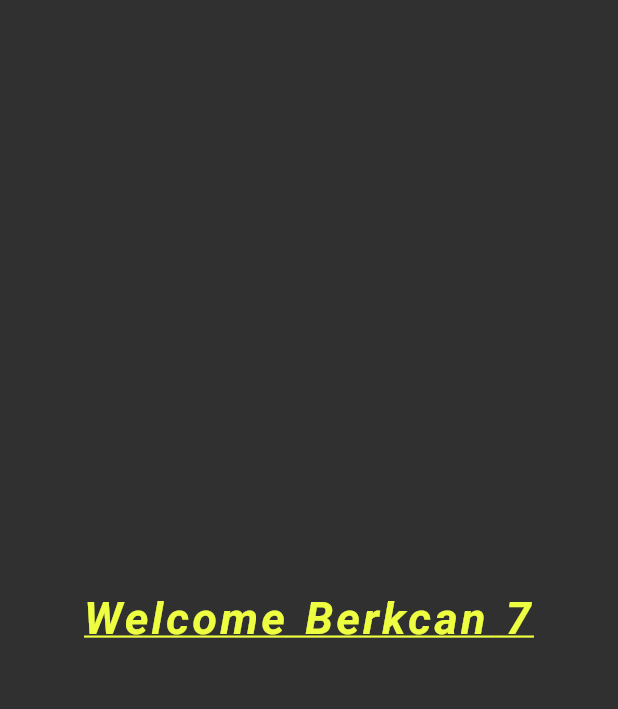
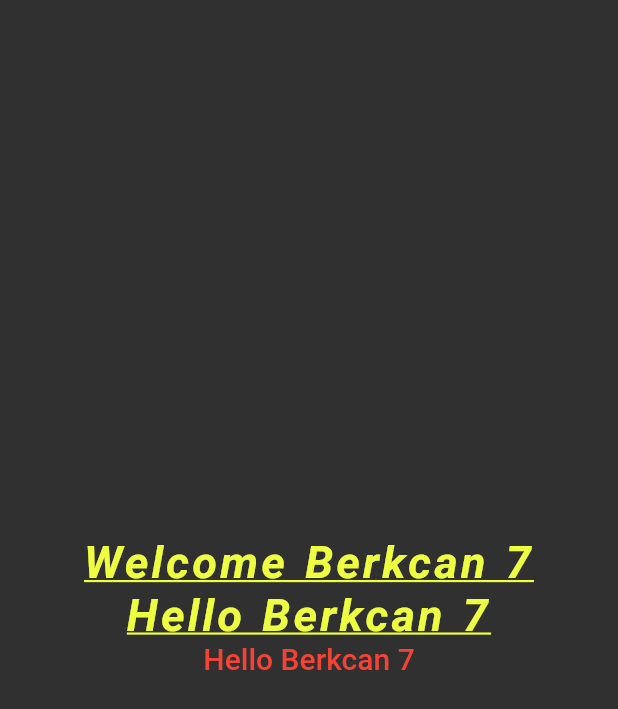
Before and after one commit to berkcangumusisik/100daysOfFlutter, a Flutter app: the TextLearnView screen opened directly, on a phone screen of 412 x 824 dp. Shown: the top 709 px of the screen. Run offline on Flutter 3.47's test engine with Material 2 defaults, Android fonts, the light colour scheme and no system bars.

Commit message:
18.Gün Çalışmaları Eklendi.

```diff
--- a/flutter_full_learn/lib/101/text_learn_view.dart
+++ b/flutter_full_learn/lib/101/text_learn_view.dart
@@ -1,18 +1,51 @@
 import 'package:flutter/material.dart';
 
 class TextLearnView extends StatelessWidget {
-  const TextLearnView({Key? key}) : super(key: key);
+  TextLearnView({Key? key, this.userName}) : super(key: key);
   final String name = "Berkcan";
+  final String? userName;
+
   @override
   Widget build(BuildContext context) {
     return Scaffold(
       body: Center(
-        child: Text(
+        child: Column(
+          mainAxisAlignment: MainAxisAlignment.center,
+          children: [
+            Text(
               "Welcome $name ${name.length}",
               maxLines: 2,
               overflow: TextOverflow.ellipsis,
               textAlign: TextAlign.center,
-          style: const TextStyle(
+              style: ProjectStyles.welcomeStyle,
+            ),
+            Text(
+              "Hello $name ${name.length}",
+              maxLines: 2,
+              overflow: TextOverflow.ellipsis,
+              textAlign: TextAlign.center,
+              style: ProjectStyles.welcomeStyle,
+            ),
+            Text(
+              "Hello $name ${name.length}",
+              maxLines: 2,
+              overflow: TextOverflow.ellipsis,
+              textAlign: TextAlign.center,
+              style: Theme.of(context)
+                  .textTheme
+                  .headline6
+                  ?.copyWith(color: ProjectColors.welcomeColor),
+            ),
+            Text(userName ?? ''),
+          ],
+        ),
+      ),
+    );
+  }
+}
+
+class ProjectStyles {
+  static TextStyle welcomeStyle = TextStyle(
     decoration: TextDecoration.underline,
     fontStyle: FontStyle.italic,
     color: Colors.limeAccent,
@@ -20,13 +53,12 @@ class TextLearnView extends StatelessWidget {
     wordSpacing: 2,
     letterSpacing: 2,
     fontWeight: FontWeight.bold,
-          ),
-        ),
-      ),
   );
 }
+
+class ProjectColors {
+  static Color welcomeColor = Colors.red;
 }
-
 /**
  * Sayfanın gücü bize Material ile geliyor. Bunun için birçok yol var ama biz burada Scaffold widget'ını kullanıyoruz.
  * Scaffold widget'ının içerisine bir çok widget'ı ekleyebiliriz.
```
Also changed, not shown: flutter_full_learn/lib/101/container_sized_box_learn_view.dart (added, +63 -0 lines), flutter_full_learn/lib/main.dart (+7 -1 lines), flutter_full_learn/lib/scaffold_learn_view.dart (added, +42 -0 lines), 1 other file. Lines whose indentation alone changed are shown as unchanged.
